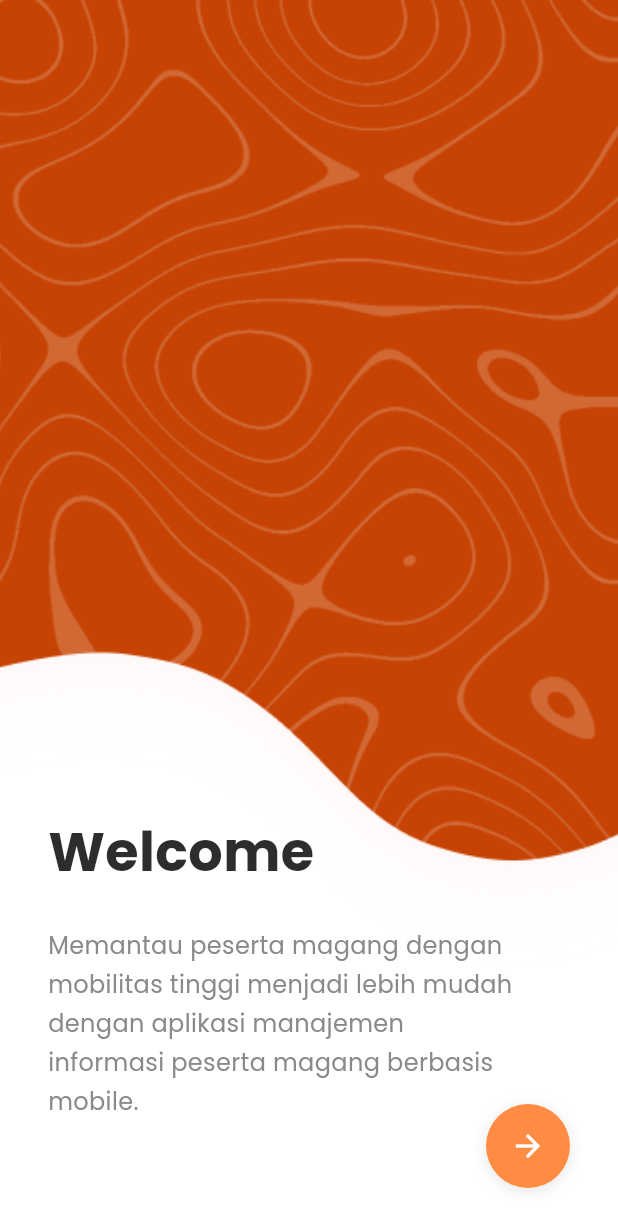
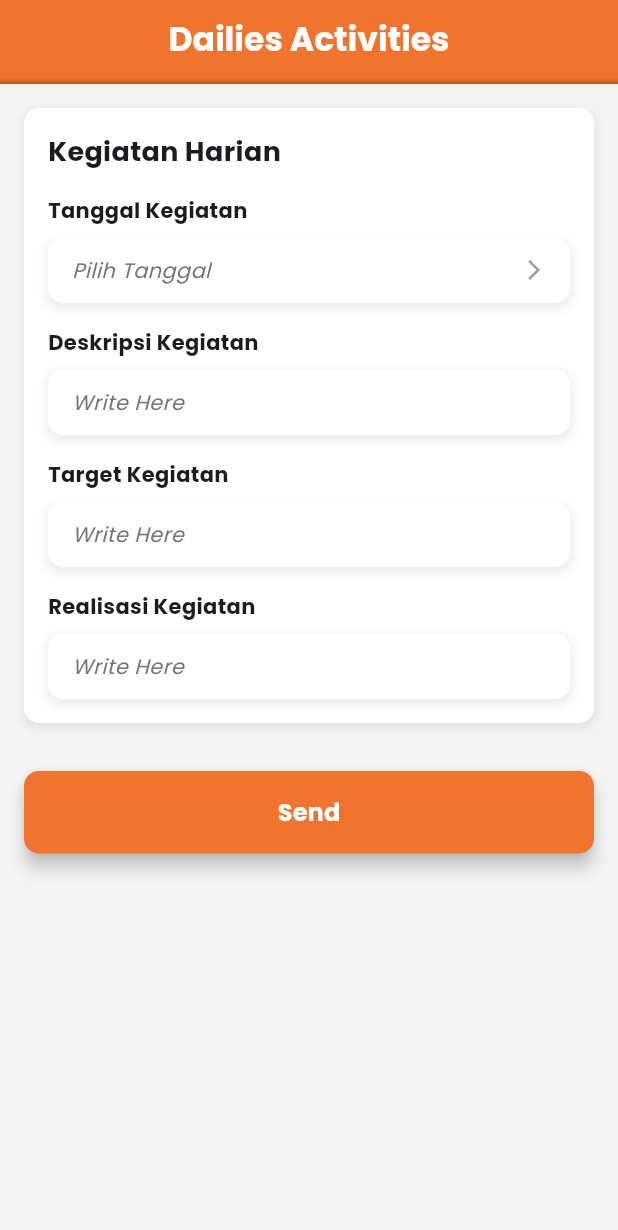
Before and after one commit to fairuzzkii/simpeg_mobile_mascitra, a Flutter app: the screen it shows after launch, on a phone screen of 412 x 824 dp. Shown: the top 1230 px of the screen. Run offline on Flutter 3.47's test engine with Material 3 defaults, Android fonts, the phone set to English and light mode, and no system bars.

Commit message:
slicing kegiatan harian(undone)

```diff
--- a/lib/main.dart
+++ b/lib/main.dart
@@ -1,5 +1,6 @@
 import 'package:flutter/material.dart';
 import 'package:flutter/services.dart';
+import 'package:simpeg_mascitra_mobile/pages/kegiatanPage/kegiatanPage.dart';
 import 'package:simpeg_mascitra_mobile/pages/starterPage/welcomePage.dart';
 
 void main() {
@@ -24,7 +25,7 @@ class MyApp extends StatelessWidget {
         ),
       ),
       debugShowCheckedModeBanner: false,
-      home: const WelcomePage(),
+      home: const Kegiatanpage(),
     );
   }
 }
--- /dev/null
+++ b/lib/pages/kegiatanPage/kegiatanPage.dart
@@ -0,0 +1,128 @@
+import 'package:flutter/material.dart';
+import 'package:simpeg_mascitra_mobile/pages/kegiatanPage/konfirmasiPage.dart';
+import 'package:simpeg_mascitra_mobile/widgets/appbar.dart';
+import 'package:simpeg_mascitra_mobile/widgets/formfield.dart';
+import 'package:simpeg_mascitra_mobile/widgets/primarybutton.dart';
+
+class Kegiatanpage extends StatefulWidget {
+  const Kegiatanpage({Key? key}) : super(key: key);
+
+  @override
+  State<Kegiatanpage> createState() =>
+      _DailiesActivitiesScreenState();
+}
+
+class _DailiesActivitiesScreenState extends State<Kegiatanpage> {
+  DateTime? _selectedDate;
+
+  Future<void> _selectDate(BuildContext context) async {
+    final DateTime? picked = await showDatePicker(
+      context: context,
+      initialDate: _selectedDate ?? DateTime.now(),
+      firstDate: DateTime(2000),
+      lastDate: DateTime(2101),
+      builder: (context, child) {
+        return Theme(
+          data: Theme.of(context).copyWith(
+            colorScheme: const ColorScheme.light(
+              primary: Color(0xFFF0742E), // Warna utama kalender
+              onPrimary: Colors.white,
+              onSurface: Colors.black,
+            ),
+            textButtonTheme: TextButtonThemeData(
+              style: TextButton.styleFrom(
+                foregroundColor: const Color(0xFFF0742E),
+              ),
+            ),
+          ),
+          child: child!,
+        );
+      },
+    );
+    if (picked != null && picked != _selectedDate) {
+      setState(() {
+        _selectedDate = picked;
+      });
+    }
+  }
+
+  @override
+  Widget build(BuildContext context) {
+    String datePlaceholder = _selectedDate != null
+        ? "${_selectedDate!.day}/${_selectedDate!.month}/${_selectedDate!.year}"
+        : "Pilih Tanggal";
+
+    return Scaffold(
+      appBar: const customAppBar(title: 'Dailies Activities', showBackButton: false),
+      backgroundColor: const Color(0xFFF4F4F4),
+      body: SingleChildScrollView(
+        padding: const EdgeInsets.all(16),
+        child: Column(
+          children: [
+            Container(
+              padding: const EdgeInsets.all(16),
+              decoration: BoxDecoration(
+                color: Colors.white,
+                borderRadius: BorderRadius.circular(10),
+                boxShadow: [
+                  BoxShadow(
+                    color: Colors.grey.withOpacity(0.2),
+                    spreadRadius: 1,
+                    blurRadius: 5,
+                    offset: const Offset(0, 3),
+                  ),
+                ],
+              ),
+              child: Column(
+                crossAxisAlignment: CrossAxisAlignment.start,
+                children: [
+                  const Text(
+                    'Kegiatan Harian',
+                    style: TextStyle(
+                      fontWeight: FontWeight.bold,
+                      fontSize: 18,
+                    ),
+                  ),
+                  const SizedBox(height: 16),
+                  FormfieldWidget(
+                    label: 'Tanggal Kegiatan',
+                    placeholder: datePlaceholder,
+                    isDatePicker: true,
+                    onTap: () => _selectDate(context),
+                  ),
+                  const SizedBox(height: 16),
+                  const FormfieldWidget(
+                    label: 'Deskripsi Kegiatan',
+                    placeholder: 'Write Here',
+                  ),
+                  const SizedBox(height: 16),
+                  const FormfieldWidget(
+                    label: 'Target Kegiatan',
+                    placeholder: 'Write Here',
+                  ),
+                  const SizedBox(height: 16),
+                  const FormfieldWidget(
+                    label: 'Realisasi Kegiatan',
+                    placeholder: 'Write Here',
+                  ),
+                ],
+              ),
+            ),
+            const SizedBox(height: 32),
+            PrimaryButton(
+              text: 'Send',
+              onPressed: () {
+                Navigator.push(
+                  context,
+                  MaterialPageRoute(
+                    builder: (context) => const Konfirmasipage(),
+                  ),
+                );
+              },
+            ),
+          ],
+        ),
+      ),
+    );
+  }
+}
--- /dev/null
+++ b/lib/widgets/appBar.dart
@@ -0,0 +1,49 @@
+import 'package:flutter/material.dart';
+
+class customAppBar extends StatelessWidget implements PreferredSizeWidget {
+  final String title;
+  final bool showBackButton;
+
+  const customAppBar({
+    Key? key,
+    required this.title,
+    this.showBackButton = true,
+  }) : super(key: key);
+
+  @override
+  Widget build(BuildContext context) {
+    return AppBar(
+      title: Text(
+        title,
+        style: const TextStyle(
+          color: Colors.white,
+          fontWeight: FontWeight.bold,
+        ),
+      ),
+      centerTitle: true,
+      backgroundColor: const Color(0xFFF0742E),
+      leading: showBackButton
+          ? IconButton(
+              icon: const Icon(Icons.arrow_back_ios, color: Colors.white),
+              onPressed: () => Navigator.of(context).pop(),
+            )
+          : null,
+      bottom: PreferredSize(
+        preferredSize: const Size.fromHeight(4.0),
+        child: Container(
+          decoration: const BoxDecoration(
+            gradient: LinearGradient(
+              colors: [Color(0xFFF0742E), Color(0xFFB55722)],
+              begin: Alignment.topCenter,
+              end: Alignment.bottomCenter,
+            ),
+          ),
+          height: 4.0,
+        ),
+      ),
+    );
+  }
+
+  @override
+  Size get preferredSize => const Size.fromHeight(kToolbarHeight);
+}
--- /dev/null
+++ b/lib/widgets/formfield.dart
@@ -0,0 +1,68 @@
+import 'package:flutter/material.dart';
+
+class FormfieldWidget extends StatelessWidget {
+  final String label;
+  final String placeholder;
+  final bool isDatePicker;
+  final VoidCallback? onTap;
+
+  const FormfieldWidget({
+    Key? key,
+    required this.label,
+    required this.placeholder,
+    this.isDatePicker = false,
+    this.onTap,
+  }) : super(key: key);
+
+  @override
+  Widget build(BuildContext context) {
+    return Column(
+      crossAxisAlignment: CrossAxisAlignment.start,
+      children: [
+        Text(
+          label,
+          style: const TextStyle(fontWeight: FontWeight.bold),
+        ),
+        const SizedBox(height: 8),
+        InkWell(
+          onTap: onTap,
+          child: Container(
+            padding: const EdgeInsets.symmetric(horizontal: 16, vertical: 12),
+            decoration: BoxDecoration(
+              color: Colors.white,
+              borderRadius: BorderRadius.circular(10),
+              boxShadow: [
+                BoxShadow(
+                  color: Colors.grey.withOpacity(0.2),
+                  spreadRadius: 1,
+                  blurRadius: 5,
+                  offset: const Offset(0, 3),
+                ),
+              ],
+            ),
+            child: Row(
+              mainAxisAlignment: MainAxisAlignment.spaceBetween,
+              children: [
+                Expanded(
+                  child: Text(
+                    placeholder,
+                    style: TextStyle(
+                      color: Colors.grey.shade600,
+                      fontStyle: FontStyle.italic,
+                    ),
+                  ),
+                ),
+                if (isDatePicker)
+                  const Icon(
+                    Icons.arrow_forward_ios,
+                    size: 16,
+                    color: Colors.grey,
+                  ),
+              ],
+            ),
+          ),
+        ),
+      ],
+    );
+  }
+}
--- /dev/null
+++ b/lib/widgets/primarybutton.dart
@@ -0,0 +1,38 @@
+import 'package:flutter/material.dart';
+
+class PrimaryButton extends StatelessWidget {
+  final String text;
+  final VoidCallback onPressed;
+
+  const PrimaryButton({
+    Key? key,
+    required this.text,
+    required this.onPressed,
+  }) : super(key: key);
+
+  @override
+  Widget build(BuildContext context) {
+    return SizedBox(
+      width: double.infinity,
+      child: ElevatedButton(
+        onPressed: onPressed,
+        style: ElevatedButton.styleFrom(
+          padding: const EdgeInsets.symmetric(vertical: 16),
+          shape: RoundedRectangleBorder(
+            borderRadius: BorderRadius.circular(10),
+          ),
+          backgroundColor: const Color(0xFFF0742E),
+          elevation: 5,
+        ),
+        child: Text(
+          text,
+          style: const TextStyle(
+            color: Colors.white,
+            fontWeight: FontWeight.bold,
+            fontSize: 16,
+          ),
+        ),
+      ),
+    );
+  }
+}
```
Also changed, not shown: lib/pages/kegiatanPage/konfirmasiPage.dart (added, +41 -0 lines), lib/pages/kegiatanPage/riwayatPage.dart (added, +95 -0 lines), lib/pages/kegiatanPage/pilihTanggal.dart (added), lib/widgets/historycard.dart (added), pubspec.lock.
